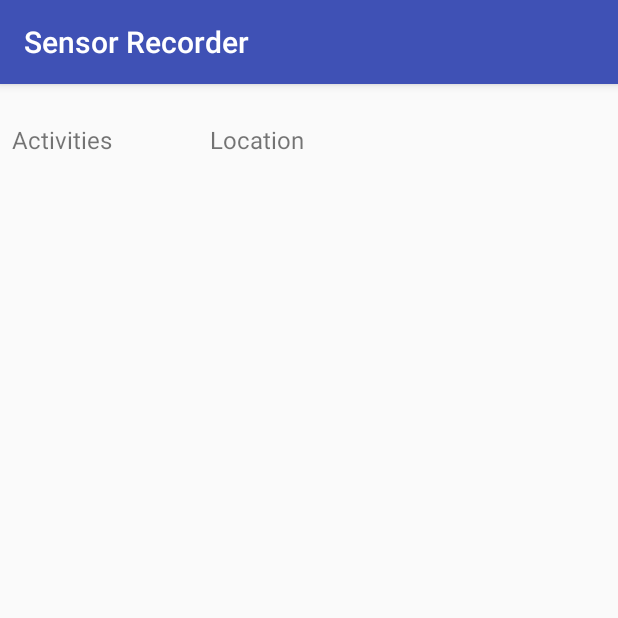
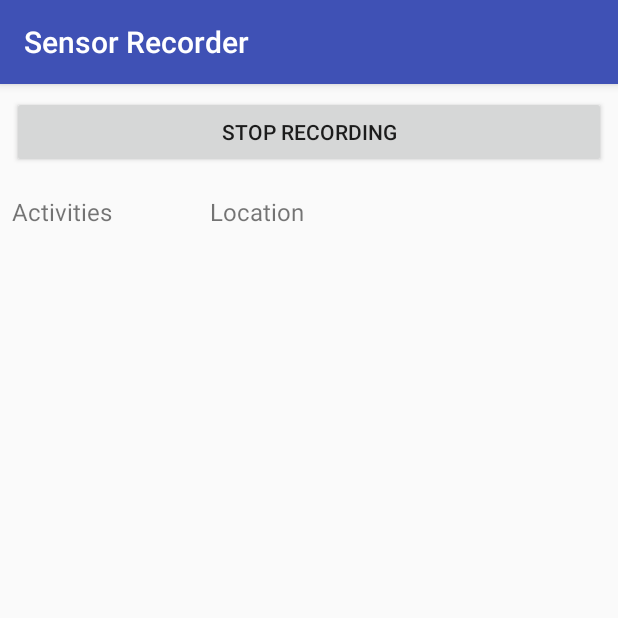
Before and after one commit to mrcepankaj/pankaj_verma, an Android app: the screen it shows after launch (HomeActivity), on a phone screen of 412 x 824 dp, the top half of it. Run offline under Robolectric (Android 15) with nearby library versions, the phone set to English and light mode, and no system bars.

Commit message:
clean up

```diff
--- a/app/src/main/java/com/arity/pveru/sensorrecorder/HomeActivity.java
+++ b/app/src/main/java/com/arity/pveru/sensorrecorder/HomeActivity.java
@@ -12,6 +12,8 @@ import android.support.v4.app.ActivityCompat;
 import android.support.v7.app.AppCompatActivity;
 import android.os.Bundle;
 import android.util.Log;
+import android.view.View;
+import android.widget.Button;
 import android.widget.ListView;
 
 import com.arity.pveru.sensorrecorder.adaptors.DetectedSensorsAdapter;
@@ -29,7 +31,7 @@ import com.google.android.gms.location.DetectedActivity;
 
 import java.util.ArrayList;
 
-public class HomeActivity extends AppCompatActivity implements ILocationSensorUpdateListeners, IActivitySensorUpdateListener, ISensorUpdateListeners {
+public class HomeActivity extends AppCompatActivity implements ILocationSensorUpdateListeners, IActivitySensorUpdateListener, ISensorUpdateListeners, View.OnClickListener {
 
     protected static final String TAG = "MainActivity";
 
@@ -37,6 +39,7 @@ public class HomeActivity extends AppCompatActivity implements ILocationSensorUp
     private static final int REQUEST_PERMISSIONS_REQUEST_CODE = 34;
 
     private Context mContext;
+    Button btn_StopRecording;
 
     ListView detectedActivitiesListView;
     ListView detectedLocationsListView;
@@ -68,6 +71,10 @@ public class HomeActivity extends AppCompatActivity implements ILocationSensorUp
 
 
     private void initUI() {
+
+        btn_StopRecording = (Button) findViewById(R.id.btn_StopRecording);
+        btn_StopRecording.setVisibility(Button.GONE);
+        btn_StopRecording.setOnClickListener(this);
 
         detectedActivitiesListView = (ListView) findViewById(
                 R.id.detected_activities_listview);
@@ -103,6 +110,8 @@ public class HomeActivity extends AppCompatActivity implements ILocationSensorUp
         } else {
             mContext.getApplicationContext().startService(intent);
         }
+
+        btn_StopRecording.setVisibility(Button.VISIBLE);
     }
 
     @Override
@@ -190,4 +199,16 @@ public class HomeActivity extends AppCompatActivity implements ILocationSensorUp
             }
         });
     }
+
+    @Override
+    public void onClick(View v) {
+
+        if (v.getId() == R.id.btn_StopRecording) {
+            Intent intent = new Intent(mContext, SensorRecorderService.class);
+            stopService(intent);
+
+            Utils.showToast(this, "Recording stopped. Relaunch the app to resume recording.");
+            finish();
+        }
+    }
 }
--- a/app/src/main/java/com/arity/pveru/sensorrecorder/common/Utils.java
+++ b/app/src/main/java/com/arity/pveru/sensorrecorder/common/Utils.java
@@ -6,6 +6,7 @@ import android.content.pm.PackageManager;
 import android.content.res.Resources;
 import android.hardware.Sensor;
 import android.location.Location;
+import android.location.LocationManager;
 import android.os.Build;
 import android.preference.PreferenceManager;
 import android.util.Log;
@@ -346,6 +347,11 @@ public class Utils {
         if (!file.exists())
             FileManager.getInstance(name,
                     ExecutorHelper.getMEMSExecutorInstance()).writeData(Constants.FileHeaders.SENSOR + "\n", false);
+    }
 
+    public static boolean isGpsEnabled(Context context) {
+
+        LocationManager locationManager = (LocationManager) context.getSystemService(Context.LOCATION_SERVICE);
+        return locationManager.isProviderEnabled(LocationManager.GPS_PROVIDER);
     }
 }
--- a/app/src/main/res/layout/activity_home.xml
+++ b/app/src/main/res/layout/activity_home.xml
@@ -14,6 +14,13 @@
         android:paddingLeft="@dimen/activity_horizontal_margin"
         android:paddingRight="@dimen/activity_horizontal_margin"
         android:paddingTop="@dimen/activity_vertical_margin">
+
+        <Button
+            android:id="@+id/btn_StopRecording"
+            android:layout_width="match_parent"
+            android:layout_height="wrap_content"
+            android:text="Stop Recording"
+            android:visibility="invisible" />
 
         <LinearLayout
             android:layout_width="match_parent"
```
Also changed, not shown: app/src/main/java/com/arity/pveru/sensorrecorder/SensorRecorderService.java (+8 -0 lines).
